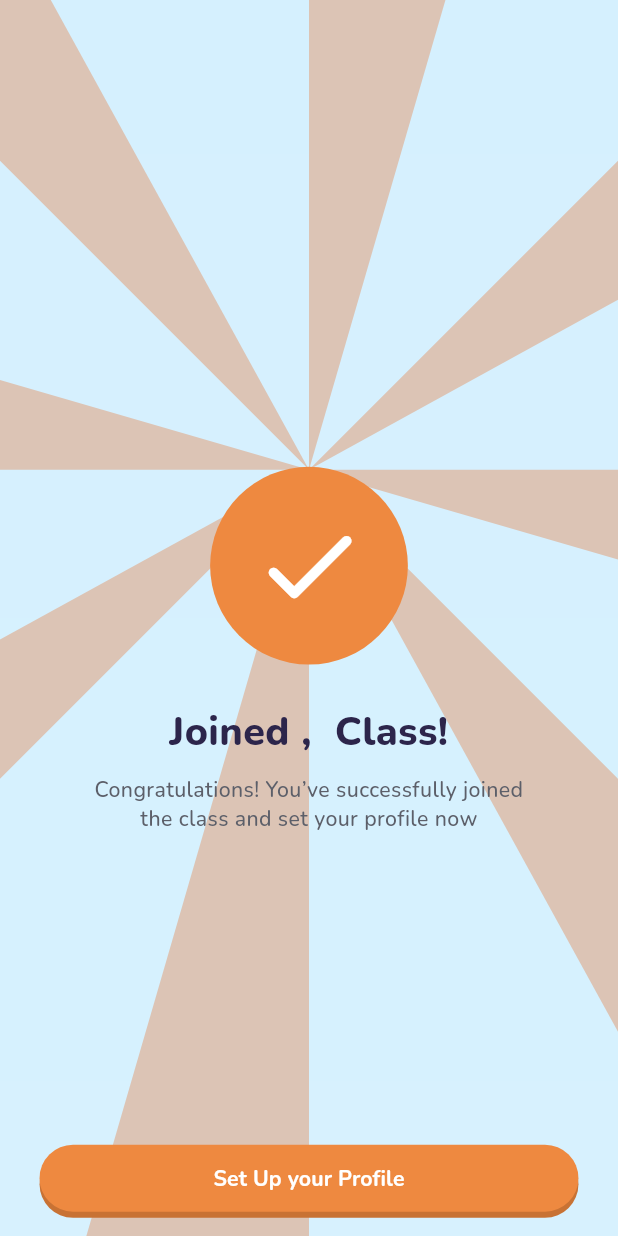
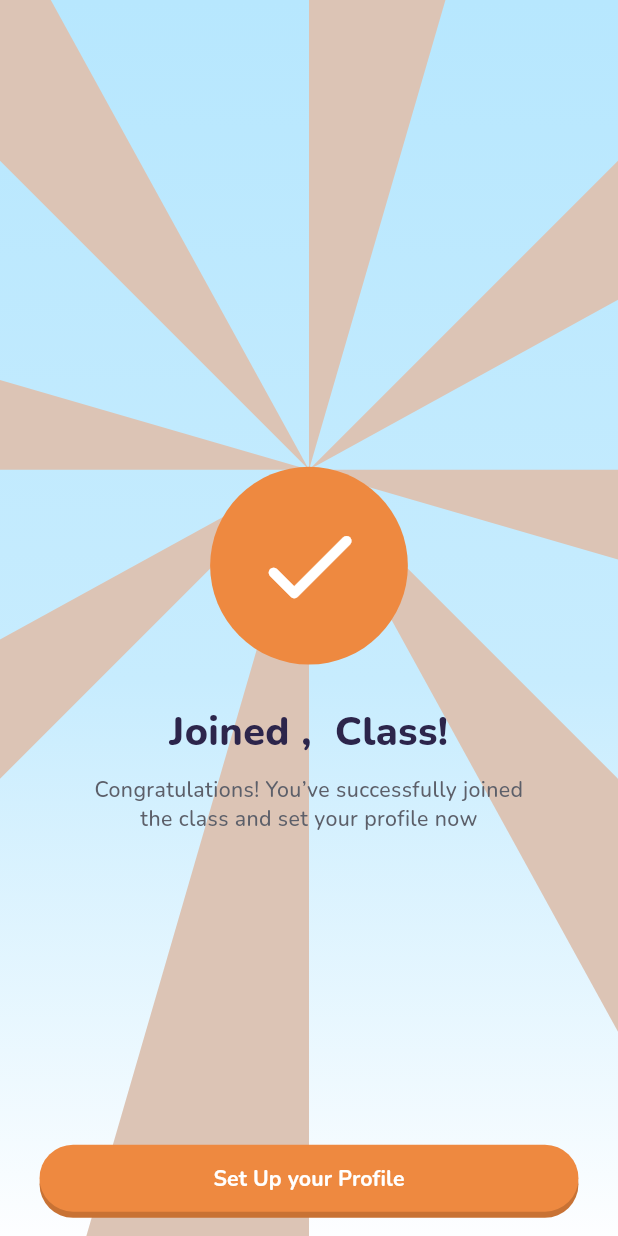
Before and after one commit to mosharof00/wings_of_power_app, a Flutter app: the _JoinedClass screen opened directly, on a phone screen of 412 x 824 dp. Run offline on Flutter 3.47's test engine with Material 3 defaults, Android fonts, the phone set to English and light mode, and no system bars; our stand-ins replace awesome_dialog, cached_network_image, dio, flutter_screenutil, flutter_secure_storage, flutter_svg and 12 more; accounts and stored records are empty; network calls fail.

Commit message:
app global scaffold and join class update

```diff
--- a/lib/app/core/theme/app_color.dart
+++ b/lib/app/core/theme/app_color.dart
@@ -29,9 +29,14 @@ class AppColor {
   /// Points-chip coin. Home.png at (600, 240) on the 3× frame.
   static const Color coin = Color(0xFF9A6204);
 
-  // ── Light theme surfaces ──────────────────────────────
-  /// Sky page background. Splash Screen.png top sample.
-  static const Color background = Color(0xFFC4EAFE);
+  // ── App sky gradient (design `bg` export) ─────────────
+  static const Color skyTop = Color(0xFFB7E7FE);
+  static const Color skyMid = Color(0xFFC7ECFE);
+  static const Color skyBottom = Color(0xFFFDFEFF);
+
+  // ── Surfaces ─────────────────────────────────────────
+  /// Flat fallback / theme seed — prefer [AppGradients.app] via [AppScaffold].
+  static const Color background = skyTop;
 
   /// Cream cards, banners, and the logout sheet.
   static const Color cream = Color(0xFFFFF6DE);
--- /dev/null
+++ b/lib/app/core/theme/app_gradients.dart
@@ -0,0 +1,40 @@
+import 'package:flutter/material.dart';
+
+import 'app_color.dart';
+
+/// Single product UI — sky for app chrome, court purple for game-show.
+enum AppBackgroundKind { app, game }
+
+class AppGradients {
+  AppGradients._();
+
+  /// Sampled from design `bg` export (top → bottom).
+  static const app = LinearGradient(
+    begin: Alignment.topCenter,
+    end: Alignment.bottomCenter,
+    colors: [
+      AppColor.skyTop,
+      AppColor.skyMid,
+      AppColor.skyBottom,
+    ],
+    stops: [0.0, 0.55, 1.0],
+  );
+
+  /// Basketball game-show screens (mode select / waiting / play shells).
+  static const game = LinearGradient(
+    begin: Alignment.topCenter,
+    end: Alignment.bottomCenter,
+    colors: [
+      Color(0xFF7822B7),
+      Color(0xFF5D1D9B),
+      Color(0xFF4C157E),
+    ],
+  );
+
+  static LinearGradient of(AppBackgroundKind kind) {
+    return switch (kind) {
+      AppBackgroundKind.app => app,
+      AppBackgroundKind.game => game,
+    };
+  }
+}
--- /dev/null
+++ b/lib/app/global/widgets/app_scaffold.dart
@@ -0,0 +1,104 @@
+import 'package:flutter/material.dart';
+import 'package:flutter/services.dart';
+import 'package:material_ui/material_ui.dart' as mui;
+
+import '../../core/theme/app_color.dart';
+import '../../core/theme/app_gradients.dart';
+
+/// Product scaffold: transparent Material surface over the shared gradient.
+///
+/// Body is wrapped in [mui.Material] so widgets from `package:material_ui`
+/// (e.g. pinput 7.x) can resolve a Material ancestor while the app still uses
+/// `package:flutter/material.dart` for routes and theme.
+///
+/// Use [AppBackgroundKind.app] everywhere except game-show flows.
+/// Full-bleed art screens (onboarding, splash) can still paint images on top.
+class AppScaffold extends StatelessWidget {
+  const AppScaffold({
+    super.key,
+    required this.body,
+    this.appBar,
+    this.floatingActionButton,
+    this.bottomNavigationBar,
+    this.bottomSheet,
+    this.drawer,
+    this.endDrawer,
+    this.resizeToAvoidBottomInset,
+    this.extendBody = false,
+    this.extendBodyBehindAppBar = false,
+    this.background = AppBackgroundKind.app,
+    this.systemOverlayStyle,
+  });
+
+  final Widget body;
+  final PreferredSizeWidget? appBar;
+  final Widget? floatingActionButton;
+  final Widget? bottomNavigationBar;
+  final Widget? bottomSheet;
+  final Widget? drawer;
+  final Widget? endDrawer;
+  final bool? resizeToAvoidBottomInset;
+  final bool extendBody;
+  final bool extendBodyBehindAppBar;
+  final AppBackgroundKind background;
+  final SystemUiOverlayStyle? systemOverlayStyle;
+
+  @override
+  Widget build(BuildContext context) {
+    final overlay = systemOverlayStyle ??
+        (background == AppBackgroundKind.game
+            ? SystemUiOverlayStyle.light
+            : SystemUiOverlayStyle.dark);
+
+    return AnnotatedRegion<SystemUiOverlayStyle>(
+      value: overlay,
+      child: DecoratedBox(
+        decoration: BoxDecoration(gradient: AppGradients.of(background)),
+        child: Scaffold(
+          backgroundColor: Colors.transparent,
+          appBar: appBar,
+          body: Localizations.override(
+            context: context,
+            delegates: mui.GlobalMaterialLocalizations.delegates,
+            child: mui.Material(
+              type: mui.MaterialType.transparency,
+              child: body,
+            ),
+          ),
+          floatingActionButton: floatingActionButton,
+          bottomNavigationBar: bottomNavigationBar,
+          bottomSheet: bottomSheet,
+          drawer: drawer,
+          endDrawer: endDrawer,
+          resizeToAvoidBottomInset: resizeToAvoidBottomInset,
+          extendBody: extendBody,
+          extendBodyBehindAppBar: extendBodyBehindAppBar,
+        ),
+      ),
+    );
+  }
+}
+
+/// Optional page wrapper when a screen already owns a [Scaffold] but still
+/// needs the shared gradient behind a transparent scaffold color.
+class AppGradientBackground extends StatelessWidget {
+  const AppGradientBackground({
+    super.key,
+    required this.child,
+    this.kind = AppBackgroundKind.app,
+  });
+
+  final Widget child;
+  final AppBackgroundKind kind;
+
+  @override
+  Widget build(BuildContext context) {
+    return DecoratedBox(
+      decoration: BoxDecoration(
+        gradient: AppGradients.of(kind),
+        color: kind == AppBackgroundKind.app ? AppColor.skyTop : null,
+      ),
+      child: child,
+    );
+  }
+}
--- a/pubspec.yaml
+++ b/pubspec.yaml
@@ -35,6 +35,8 @@ dependencies:
   path_provider: ^2.1.5
   just_audio: ^0.9.46
   socket_io_client: ^3.0.2
+  pinput: ^7.0.0
+  material_ui: ^1.11.0
 
 dev_dependencies:
   flutter_test:
```
Also changed, not shown: lib/app/core/theme/app_theme.dart (+4 -30 lines), lib/app/data/mocks/join_code.dart (+9 -8 lines), lib/app/modules/game/views/game_mode_select_view.dart (+6 -17 lines), lib/app/modules/join_class/controllers/join_class_controller.dart (+23 -17 lines), lib/app/modules/join_class/views/join_class_view.dart (+47 -95 lines), lib/main.dart (+10 -1 lines), pubspec.lock.
